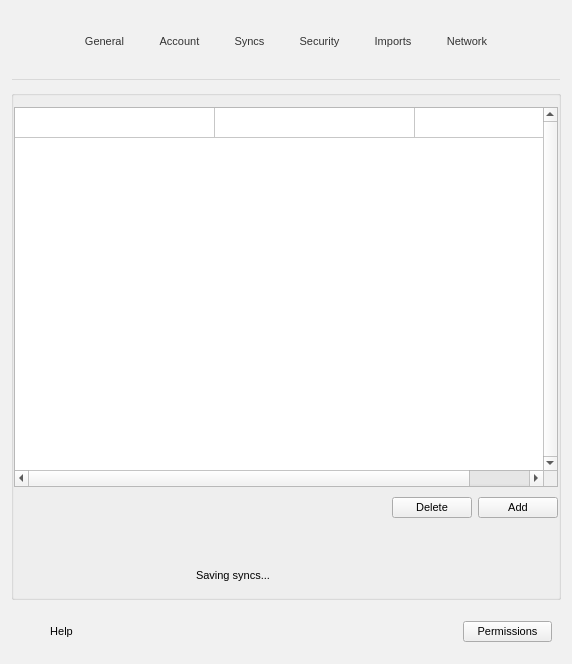
The window that src/MEGASync/gui/linux/SettingsDialog.ui (meganz/MEGAsync) describes before a commit, drawn with Qt 5.
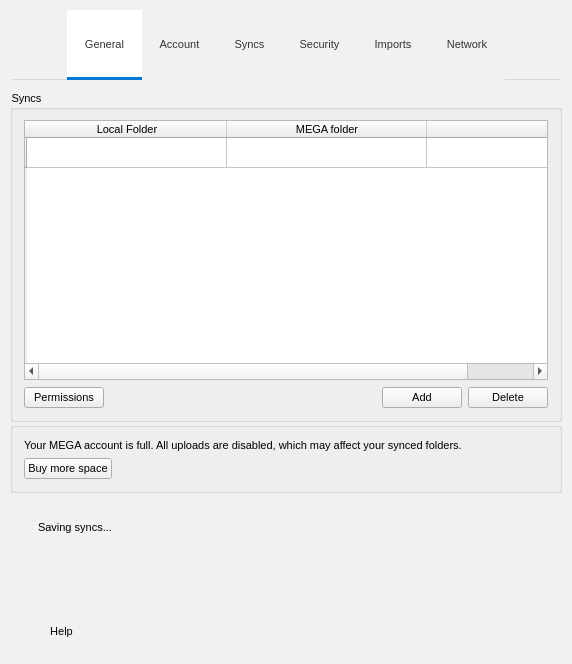
The same window after the commit. The open tabs and pages were chosen to show the change. Icons and pictures are not drawn. Custom widgets are drawn as their Qt base class.

Commit message:
UI updates for Settings -> Syncs pane according to new design
For Linux only.

What changed in the file:
```diff
--- a/src/MEGASync/gui/linux/SettingsDialog.ui
+++ b/src/MEGASync/gui/linux/SettingsDialog.ui
@@ -179,7 +179,7 @@
        <number>0</number>
       </property>
       <property name="topMargin">
-       <number>5</number>
+       <number>10</number>
       </property>
       <property name="rightMargin">
        <number>0</number>
@@ -238,6 +238,9 @@
         <property name="checkable">
          <bool>true</bool>
         </property>
+        <property name="checked">
+         <bool>true</bool>
+        </property>
         <property name="autoExclusive">
          <bool>true</bool>
         </property>
@@ -1437,66 +1440,45 @@
       </layout>
      </widget>
      <widget class="QWidget" name="pSyncs">
-      <property name="sizePolicy">
-       <sizepolicy hsizetype="Preferred" vsizetype="Maximum">
-        <horstretch>0</horstretch>
-        <verstretch>0</verstretch>
-       </sizepolicy>
-      </property>
-      <layout class="QVBoxLayout" name="verticalLayout_8" stretch="0">
+      <layout class="QVBoxLayout" name="verticalLayout_8" stretch="0,0,0,0">
+       <property name="spacing">
+        <number>0</number>
+       </property>
+       <property name="leftMargin">
+        <number>10</number>
+       </property>
        <property name="topMargin">
         <number>10</number>
        </property>
+       <property name="rightMargin">
+        <number>10</number>
+       </property>
        <property name="bottomMargin">
         <number>0</number>
        </property>
        <item>
         <widget class="QGroupBox" name="gSyncs">
          <property name="title">
-          <string/>
+          <string>Syncs</string>
          </property>
-         <property name="flat">
-          <bool>true</bool>
-         </property>
-         <layout class="QVBoxLayout" name="verticalLayout_9">
+         <layout class="QVBoxLayout" name="verticalLayout">
           <property name="spacing">
-           <number>0</number>
-          </property>
-          <property name="leftMargin">
-           <number>0</number>
-          </property>
-          <property name="rightMargin">
-           <number>0</number>
-          </property>
-          <property name="bottomMargin">
-           <number>4</number>
-          </property>
-          <item>
-           <widget class="QWidget" name="widget_9" native="true">
-            <layout class="QVBoxLayout" name="verticalLayout_16">
-             <property name="leftMargin">
-              <number>0</number>
-             </property>
-             <property name="topMargin">
-              <number>0</number>
-             </property>
-             <property name="rightMargin">
-              <number>0</number>
-             </property>
-             <property name="bottomMargin">
-              <number>10</number>
+           <number>7</number>
              </property>
              <item>
               <widget class="QTableWidget" name="tSyncs">
                <property name="enabled">
                 <bool>true</bool>
                </property>
+            <property name="minimumSize">
+             <size>
+              <width>0</width>
+              <height>260</height>
+             </size>
+            </property>
                <property name="frameShape">
                 <enum>QFrame::StyledPanel</enum>
                </property>
-               <property name="verticalScrollBarPolicy">
-                <enum>Qt::ScrollBarAlwaysOn</enum>
-               </property>
                <property name="autoScroll">
                 <bool>false</bool>
                </property>
@@ -1524,45 +1506,12 @@
                <property name="cornerButtonEnabled">
                 <bool>true</bool>
                </property>
-               <attribute name="horizontalHeaderVisible">
-                <bool>false</bool>
-               </attribute>
-               <attribute name="horizontalHeaderCascadingSectionResizes">
-                <bool>true</bool>
-               </attribute>
-               <attribute name="horizontalHeaderMinimumSectionSize">
-                <number>200</number>
-               </attribute>
                <attribute name="horizontalHeaderDefaultSectionSize">
                 <number>200</number>
                </attribute>
-               <attribute name="horizontalHeaderHighlightSections">
-                <bool>true</bool>
-               </attribute>
-               <attribute name="horizontalHeaderShowSortIndicator" stdset="0">
-                <bool>false</bool>
-               </attribute>
                <attribute name="horizontalHeaderStretchLastSection">
-                <bool>false</bool>
-               </attribute>
-               <attribute name="verticalHeaderVisible">
-                <bool>false</bool>
-               </attribute>
-               <attribute name="verticalHeaderCascadingSectionResizes">
-                <bool>false</bool>
-               </attribute>
-               <attribute name="verticalHeaderDefaultSectionSize">
-                <number>30</number>
-               </attribute>
-               <attribute name="verticalHeaderHighlightSections">
                 <bool>true</bool>
                </attribute>
-               <attribute name="verticalHeaderShowSortIndicator" stdset="0">
-                <bool>false</bool>
-               </attribute>
-               <attribute name="verticalHeaderStretchLastSection">
-                <bool>false</bool>
-               </attribute>
                <row>
                 <property name="text">
                  <string/>
@@ -1590,26 +1539,8 @@
                </item>
               </widget>
              </item>
-            </layout>
-           </widget>
-          </item>
           <item>
            <widget class="QWidget" name="wSyncsButtons" native="true">
-            <property name="minimumSize">
-             <size>
-              <width>0</width>
-              <height>0</height>
-             </size>
-            </property>
-            <property name="maximumSize">
-             <size>
-              <width>16777215</width>
-              <height>30</height>
-             </size>
-            </property>
-            <property name="layoutDirection">
-             <enum>Qt::RightToLeft</enum>
-            </property>
             <layout class="QHBoxLayout" name="horizontalLayout_6">
              <property name="leftMargin">
               <number>0</number>
@@ -1621,28 +1552,30 @@
               <number>0</number>
              </property>
              <property name="bottomMargin">
-              <number>6</number>
+              <number>0</number>
              </property>
+             <item>
+              <widget class="QPushButton" name="bPermissions">
+               <property name="text">
+                <string>Permissions</string>
+               </property>
+              </widget>
+             </item>
+             <item>
+              <spacer name="hSyncs">
+               <property name="orientation">
+                <enum>Qt::Horizontal</enum>
+               </property>
+               <property name="sizeHint" stdset="0">
+                <size>
+                 <width>40</width>
+                 <height>20</height>
+                </size>
+               </property>
+              </spacer>
+             </item>
              <item>
               <widget class="QPushButton" name="bAdd">
-               <property name="sizePolicy">
-                <sizepolicy hsizetype="Minimum" vsizetype="Preferred">
-                 <horstretch>0</horstretch>
-                 <verstretch>0</verstretch>
-                </sizepolicy>
-               </property>
-               <property name="minimumSize">
-                <size>
-                 <width>0</width>
-                 <height>0</height>
-                </size>
-               </property>
-               <property name="maximumSize">
-                <size>
-                 <width>16777215</width>
-                 <height>32</height>
-                </size>
-               </property>
                <property name="focusPolicy">
                 <enum>Qt::StrongFocus</enum>
                </property>
@@ -1656,24 +1589,6 @@
              </item>
              <item>
               <widget class="QPushButton" name="bDelete">
-               <property name="sizePolicy">
-                <sizepolicy hsizetype="Minimum" vsizetype="Preferred">
-                 <horstretch>0</horstretch>
-                 <verstretch>0</verstretch>
-                </sizepolicy>
-               </property>
-               <property name="minimumSize">
-                <size>
-                 <width>0</width>
-                 <height>0</height>
-                </size>
-               </property>
-               <property name="maximumSize">
-                <size>
-                 <width>16777215</width>
-                 <height>32</height>
-                </size>
-               </property>
                <property name="focusPolicy">
                 <enum>Qt::StrongFocus</enum>
                </property>
@@ -1685,38 +1600,19 @@
                </property>
               </widget>
              </item>
-             <item>
-              <spacer name="hSyncs">
-               <property name="orientation">
-                <enum>Qt::Horizontal</enum>
-               </property>
-               <property name="sizeHint" stdset="0">
-                <size>
-                 <width>40</width>
-                 <height>20</height>
-                </size>
-               </property>
-              </spacer>
+            </layout>
+           </widget>
              </item>
             </layout>
            </widget>
           </item>
           <item>
-           <widget class="QWidget" name="wOQError" native="true">
-            <layout class="QHBoxLayout" name="horizontalLayout_26">
-             <property name="leftMargin">
-              <number>0</number>
-             </property>
-             <property name="topMargin">
-              <number>10</number>
-             </property>
-             <property name="rightMargin">
-              <number>0</number>
-             </property>
+        <widget class="QGroupBox" name="wOQError">
+         <layout class="QVBoxLayout" name="verticalLayout_3">
              <item>
               <widget class="QLabel" name="lOQWarning">
                <property name="text">
-                <string/>
+             <string>Your MEGA account is full. All uploads are disabled, which may affect your synced folders.</string>
                </property>
                <property name="wordWrap">
                 <bool>true</bool>
@@ -1726,59 +1622,24 @@
                </property>
               </widget>
              </item>
+          <item alignment="Qt::AlignLeft">
+           <widget class="QPushButton" name="bBuyMoreSpace">
+            <property name="text">
+             <string>Buy more space</string>
+            </property>
+           </widget>
+          </item>
             </layout>
            </widget>
           </item>
-          <item>
-           <widget class="QWidget" name="wSavingSyncs" native="true">
-            <property name="minimumSize">
-             <size>
-              <width>0</width>
-              <height>35</height>
-             </size>
-            </property>
-            <property name="maximumSize">
-             <size>
-              <width>16777215</width>
-              <height>35</height>
-             </size>
-            </property>
-            <layout class="QHBoxLayout" name="horizontalLayout_32">
-             <property name="spacing">
-              <number>0</number>
-             </property>
-             <property name="leftMargin">
-              <number>0</number>
-             </property>
-             <property name="topMargin">
-              <number>0</number>
-             </property>
-             <property name="rightMargin">
-              <number>0</number>
-             </property>
-             <property name="bottomMargin">
-              <number>0</number>
-             </property>
              <item>
               <widget class="QStackedWidget" name="sSyncsState">
                <property name="sizePolicy">
-                <sizepolicy hsizetype="Preferred" vsizetype="Preferred">
+          <sizepolicy hsizetype="Preferred" vsizetype="Maximum">
                  <horstretch>0</horstretch>
                  <verstretch>0</verstretch>
                 </sizepolicy>
                </property>
-               <property name="minimumSize">
-                <size>
-                 <width>0</width>
-                 <height>35</height>
-                </size>
-               </property>
-               <property name="maximumSize">
-                <size>
-                 <width>16777215</width>
-                 <height>35</height>
-                </size>
-               </property>
                <property name="currentIndex">
                 <number>1</number>
                </property>
@@ -1804,12 +1665,6 @@
                    <property name="orientation">
                     <enum>Qt::Horizontal</enum>
                    </property>
-                   <property name="sizeHint" stdset="0">
-                    <size>
-                     <width>161</width>
-                     <height>20</height>
-                    </size>
-                   </property>
                   </spacer>
                  </item>
                  <item>
@@ -1882,35 +1737,13 @@
                    <property name="text">
                     <string>Saving syncs...</string>
                    </property>
-                   <property name="alignment">
-                    <set>Qt::AlignLeading|Qt::AlignLeft|Qt::AlignVCenter</set>
-                   </property>
-                  </widget>
-                 </item>
-                 <item>
-                  <spacer name="horizontalSpacer_11">
-                   <property name="orientation">
-                    <enum>Qt::Horizontal</enum>
-                   </property>
-                   <property name="sizeHint" stdset="0">
-                    <size>
-                     <width>40</width>
-                     <height>20</height>
-                    </size>
-                   </property>
-                  </spacer>
-                 </item>
+            </widget>
+           </item>
                  <item>
                   <spacer name="horizontalSpacer_13">
                    <property name="orientation">
                     <enum>Qt::Horizontal</enum>
                    </property>
-                   <property name="sizeHint" stdset="0">
-                    <size>
-                     <width>40</width>
-                     <height>20</height>
-                    </size>
-                   </property>
                   </spacer>
                  </item>
                 </layout>
@@ -1930,6 +1763,12 @@
                   <number>0</number>
                  </property>
                  <property name="bottomMargin">
+            <number>0</number>
+           </property>
+           <item>
+            <widget class="QGroupBox" name="groupBox">
+             <layout class="QVBoxLayout" name="verticalLayout_9">
+              <property name="spacing">
                   <number>0</number>
                  </property>
                  <item>
@@ -1949,6 +1788,9 @@
                    <property name="wordWrap">
                     <bool>true</bool>
                    </property>
+               </widget>
+              </item>
+             </layout>
                   </widget>
                  </item>
                 </layout>
@@ -1956,11 +1798,18 @@
                <widget class="QWidget" name="pNoErrors"/>
               </widget>
              </item>
-            </layout>
-           </widget>
-          </item>
-         </layout>
-        </widget>
+       <item>
+        <spacer name="verticalSpacer_6">
+         <property name="orientation">
+          <enum>Qt::Vertical</enum>
+         </property>
+         <property name="sizeHint" stdset="0">
+          <size>
+           <width>20</width>
+           <height>40</height>
+          </size>
+         </property>
+        </spacer>
        </item>
       </layout>
      </widget>
@@ -3207,13 +3056,6 @@
           <property name="bottomMargin">
            <number>0</number>
           </property>
-          <item>
-           <widget class="QPushButton" name="bPermissions">
-            <property name="text">
-             <string>Permissions</string>
-            </property>
-           </widget>
-          </item>
          </layout>
         </widget>
         <widget class="QWidget" name="wSecurityFooter">
```
Left out of the diff: 15 changed lines with no effect on the pictures. Lines whose indentation alone changed are shown as unchanged.
